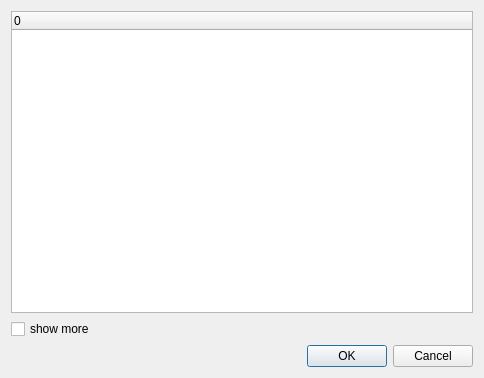
First picture: the form in mscore/mscore/selectinstr.ui, repository musescore/musescore-old, before the edit.
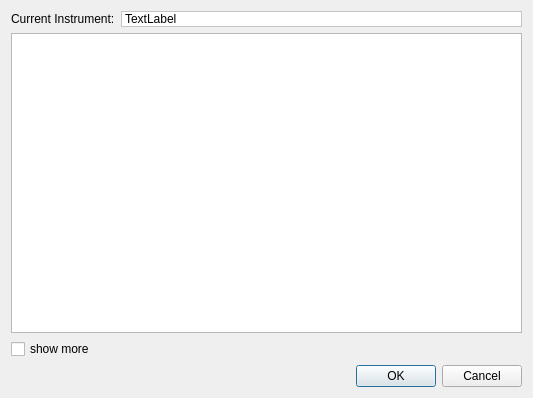
Second picture: the form after the edit.

The edit to the form file:
```diff
--- a/mscore/mscore/selectinstr.ui
+++ b/mscore/mscore/selectinstr.ui
@@ -6,16 +6,125 @@
    <rect>
     <x>0</x>
     <y>0</y>
-    <width>484</width>
-    <height>378</height>
+    <width>533</width>
+    <height>398</height>
    </rect>
   </property>
   <property name="windowTitle">
    <string>Dialog</string>
   </property>
   <layout class="QVBoxLayout" name="verticalLayout">
+   <item>
+    <layout class="QHBoxLayout" name="horizontalLayout">
+     <item>
+      <widget class="QLabel" name="label_4">
+       <property name="sizePolicy">
+        <sizepolicy hsizetype="Fixed" vsizetype="Fixed">
+         <horstretch>0</horstretch>
+         <verstretch>0</verstretch>
+        </sizepolicy>
+       </property>
+       <property name="text">
+        <string>Current Instrument:</string>
+       </property>
+      </widget>
+     </item>
+     <item>
+      <widget class="QLabel" name="currentInstrument">
+       <property name="sizePolicy">
+        <sizepolicy hsizetype="Expanding" vsizetype="Preferred">
+         <horstretch>0</horstretch>
+         <verstretch>0</verstretch>
+        </sizepolicy>
+       </property>
+       <property name="palette">
+        <palette>
+         <active>
+          <colorrole role="Base">
+           <brush brushstyle="SolidPattern">
+            <color alpha="255">
+             <red>255</red>
+             <green>255</green>
+             <blue>255</blue>
+            </color>
+           </brush>
+          </colorrole>
+          <colorrole role="Window">
+           <brush brushstyle="SolidPattern">
+            <color alpha="255">
+             <red>255</red>
+             <green>255</green>
+             <blue>255</blue>
+            </color>
+           </brush>
+          </colorrole>
+         </active>
+         <inactive>
+          <colorrole role="Base">
+           <brush brushstyle="SolidPattern">
+            <color alpha="255">
+             <red>255</red>
+             <green>255</green>
+             <blue>255</blue>
+            </color>
+           </brush>
+          </colorrole>
+          <colorrole role="Window">
+           <brush brushstyle="SolidPattern">
+            <color alpha="255">
+             <red>255</red>
+             <green>255</green>
+             <blue>255</blue>
+            </color>
+           </brush>
+          </colorrole>
+         </inactive>
+         <disabled>
+          <colorrole role="Base">
+           <brush brushstyle="SolidPattern">
+            <color alpha="255">
+             <red>255</red>
+             <green>255</green>
+             <blue>255</blue>
+            </color>
+           </brush>
+          </colorrole>
+          <colorrole role="Window">
+           <brush brushstyle="SolidPattern">
+            <color alpha="255">
+             <red>255</red>
+             <green>255</green>
+             <blue>255</blue>
+            </color>
+           </brush>
+          </colorrole>
+         </disabled>
+        </palette>
+       </property>
+       <property name="autoFillBackground">
+        <bool>true</bool>
+       </property>
+       <property name="frameShape">
+        <enum>QFrame::StyledPanel</enum>
+       </property>
+       <property name="frameShadow">
+        <enum>QFrame::Plain</enum>
+       </property>
+       <property name="midLineWidth">
+        <number>1</number>
+       </property>
+       <property name="text">
+        <string>TextLabel</string>
+       </property>
+      </widget>
+     </item>
+    </layout>
+   </item>
    <item>
     <widget class="QTreeWidget" name="instrumentList">
+     <attribute name="headerVisible">
+      <bool>false</bool>
+     </attribute>
      <column>
       <property name="text">
        <string>0</string>
```
Left out of the diff: 2 changed lines with no effect on the pictures.
